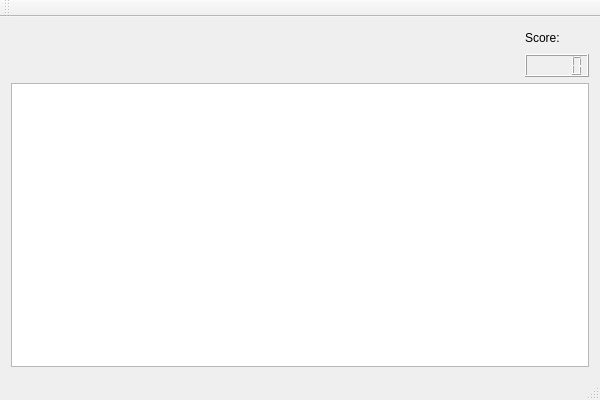
furkanyildiz/Data_Glass_Project_Bil396, file Pong/mainwindow.ui: the form before one commit.
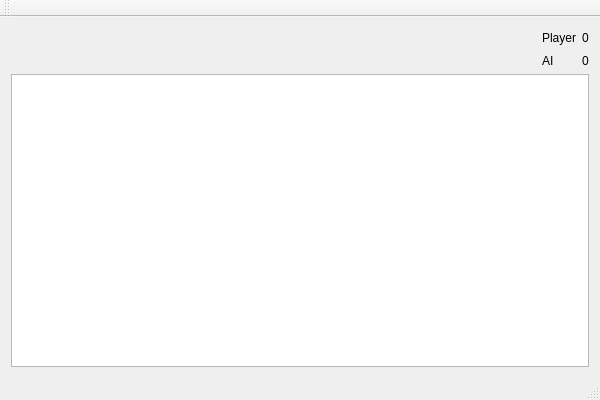
The form after the commit.

```diff
--- a/Pong/mainwindow.ui
+++ b/Pong/mainwindow.ui
@@ -15,19 +15,6 @@
   </property>
   <widget class="QWidget" name="centralWidget">
    <layout class="QGridLayout" name="gridLayout">
-    <item row="1" column="2">
-     <widget class="QLCDNumber" name="lcdNumber"/>
-    </item>
-    <item row="2" column="0" colspan="3">
-     <widget class="QGraphicsView" name="boardView"/>
-    </item>
-    <item row="0" column="2">
-     <widget class="QLabel" name="label">
-      <property name="text">
-       <string>Score:</string>
-      </property>
-     </widget>
-    </item>
     <item row="0" column="1">
      <spacer name="horizontalSpacer">
       <property name="orientation">
@@ -41,6 +28,44 @@
       </property>
      </spacer>
     </item>
+    <item row="2" column="0" colspan="4">
+     <widget class="QGraphicsView" name="boardView"/>
+    </item>
+    <item row="0" column="2">
+     <widget class="QLabel" name="label_2">
+      <property name="text">
+       <string>Player</string>
+      </property>
+     </widget>
+    </item>
+    <item row="0" column="3">
+     <widget class="QLabel" name="label_3">
+      <property name="text">
+       <string>0</string>
+      </property>
+     </widget>
+    </item>
+    <item row="1" column="2">
+     <widget class="QLabel" name="label">
+      <property name="text">
+       <string>AI</string>
+      </property>
+     </widget>
+    </item>
+    <item row="1" column="3">
+     <widget class="QLabel" name="label_4">
+      <property name="text">
+       <string>0</string>
+      </property>
+     </widget>
+    </item>
+    <item row="1" column="1">
+     <widget class="QLabel" name="label_5">
+      <property name="text">
+       <string/>
+      </property>
+     </widget>
+    </item>
    </layout>
   </widget>
   <widget class="QMenuBar" name="menuBar">
```
Left out of the diff: 2 changed lines with no effect on the pictures.
